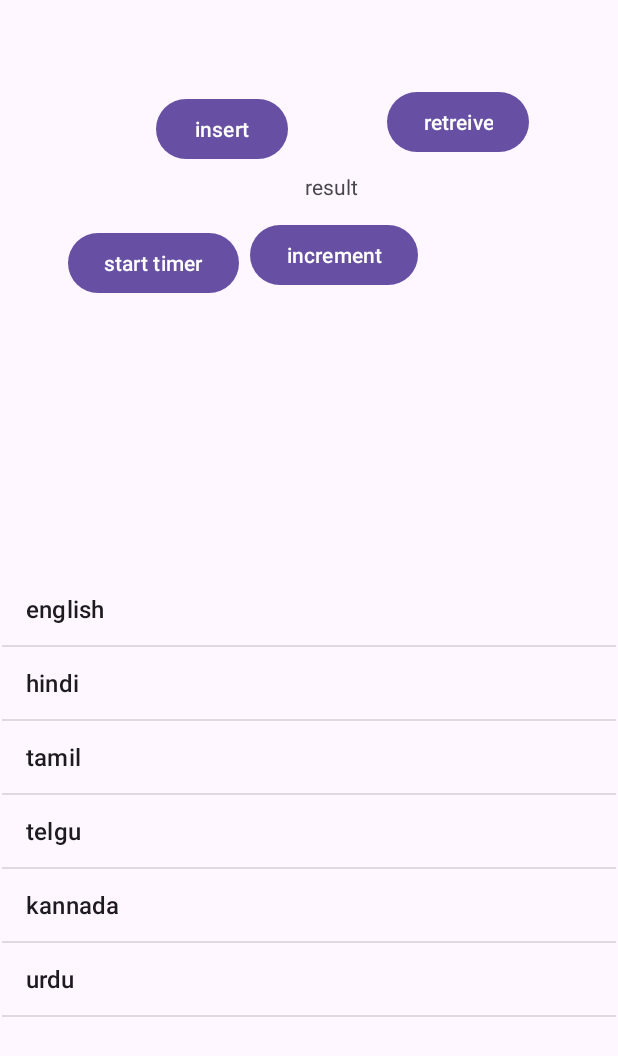
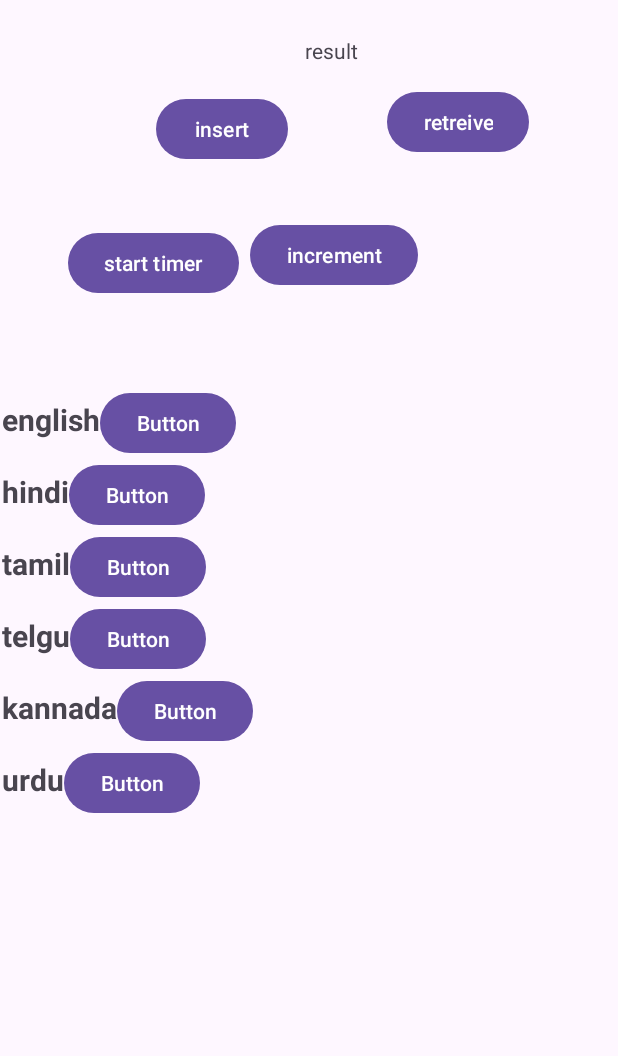
Before and after one commit to abdultanveer/paypal2, an Android app: the screen it shows after launch (DataActivity), on a phone screen of 412 x 824 dp. Shown: the top 1056 px of the screen. Run offline under Robolectric (Android 15) with nearby library versions, the phone set to English and light mode, and no system bars; our stand-ins replace Room's generated code.

Commit message:
recyclerview

```diff
--- a/app/src/main/java/com/example/paypal/DataActivity.kt
+++ b/app/src/main/java/com/example/paypal/DataActivity.kt
@@ -11,6 +11,8 @@ import androidx.core.view.ViewCompat
 import androidx.core.view.WindowInsetsCompat
 import androidx.lifecycle.Observer
 import androidx.lifecycle.ViewModelProvider
+import androidx.recyclerview.widget.LinearLayoutManager
+import androidx.recyclerview.widget.RecyclerView
 import com.example.paypal.database.Item
 import com.example.paypal.database.ItemDao
 import com.example.paypal.database.ItemRoomDatabase
@@ -24,19 +26,22 @@ class DataActivity : AppCompatActivity() {
     var languages = arrayOf("english","hindi","tamil","telgu","kannada","urdu")
     lateinit var dao: ItemDao
    lateinit var tv: TextView
-    lateinit var  languagesListView: ListView
+    lateinit var  recyclerView: RecyclerView
 
     override fun onCreate(savedInstanceState: Bundle?) {
         super.onCreate(savedInstanceState)
         setContentView(R.layout.activity_data)
-        languagesListView = findViewById(R.id.listView)
-
+        recyclerView = findViewById(R.id.recyclerview)
+        recyclerView.layoutManager = LinearLayoutManager(this)
         viewModel = ViewModelProvider(this)[DataViewModel::class.java]
-        var myAdapter = ArrayAdapter(this,
+       /* var myAdapter = ArrayAdapter(this,
             android.R.layout.simple_list_item_1, //visiting card - 1tv
             android.R.id.text1,
-            languages)
-        languagesListView.adapter = myAdapter
+            languages)*/
+
+        var myAdapter = LangsAdapter(languages)
+        recyclerView.adapter = myAdapter
+
         tv  = findViewById(R.id.tvResult)
 
        // tv.setText(""+viewModel.count)
--- /dev/null
+++ b/app/src/main/java/com/example/paypal/LangsAdapter.kt
@@ -0,0 +1,38 @@
+package com.example.paypal
+
+import android.util.Log
+import android.view.LayoutInflater
+import android.view.View
+import android.view.ViewGroup
+import android.widget.TextView
+import androidx.recyclerview.widget.RecyclerView
+
+class LangsAdapter(var languages: Array<String>) : RecyclerView.Adapter<LangsAdapter.LangsViewHolder>() {
+    var TAG = LangsAdapter::class.java.simpleName
+
+
+    class LangsViewHolder(visitingCard:View):RecyclerView.ViewHolder(visitingCard) {
+        init {
+            Log.i("langs","chirag is receiving the cards bought by saravanan")
+        }
+        var vcTextView: TextView = visitingCard.findViewById(R.id.tvVistingcard)
+
+    }
+
+    override fun onCreateViewHolder(parent: ViewGroup, viewType: Int): LangsViewHolder {
+        Log.i(TAG,"saravannan bought a visiting card for row from market is giving to chirag ")
+        var visitingCard = LayoutInflater.from(parent.context).inflate(R.layout.visiting_card,parent,false)
+        return LangsViewHolder(visitingCard)
+    }
+
+    override fun getItemCount(): Int {
+        Log.i(TAG,"sai priya-- counnting dataset--"+languages.size)
+        return languages.size
+    }
+
+    override fun onBindViewHolder(holder: LangsViewHolder, position: Int) {
+        Log.i(TAG,"srikanth is writing data on the visiting card-"+languages.get(position))
+        holder.vcTextView.setText(languages.get(position))
+
+    }
+}
--- a/app/src/main/res/layout/activity_data.xml
+++ b/app/src/main/res/layout/activity_data.xml
@@ -66,8 +66,8 @@
         app:layout_constraintEnd_toStartOf="@+id/btnInc"
         app:layout_constraintTop_toTopOf="@+id/btnInc" />
 
-    <ListView
-        android:id="@+id/listView"
+    <androidx.recyclerview.widget.RecyclerView
+        android:id="@+id/recyclerview"
         android:layout_width="match_parent"
         android:layout_height="350dp"
         android:layout_marginStart="1dp"
--- /dev/null
+++ b/app/src/main/res/layout/visiting_card.xml
@@ -0,0 +1,18 @@
+<?xml version="1.0" encoding="utf-8"?>
+<LinearLayout xmlns:android="http://schemas.android.com/apk/res/android"
+    android:orientation="horizontal"
+    android:layout_width="match_parent"
+    android:layout_height="wrap_content">
+    <TextView
+        android:id="@+id/tvVistingcard"
+        android:layout_width="wrap_content"
+        android:layout_height="wrap_content"
+        android:textStyle="bold"
+        android:textSize="20sp"
+        android:text="TextView" />
+    <Button
+        android:id="@+id/btnVisitingcard"
+        android:layout_width="wrap_content"
+        android:layout_height="wrap_content"
+        android:text="Button" />
+</LinearLayout>
```
